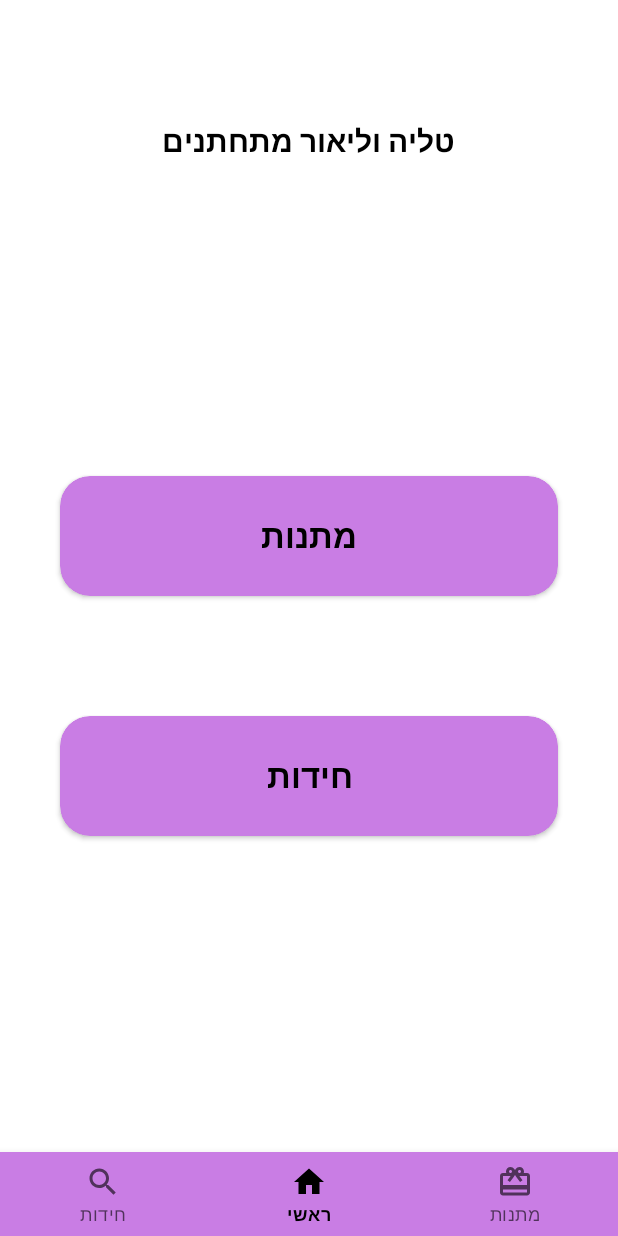
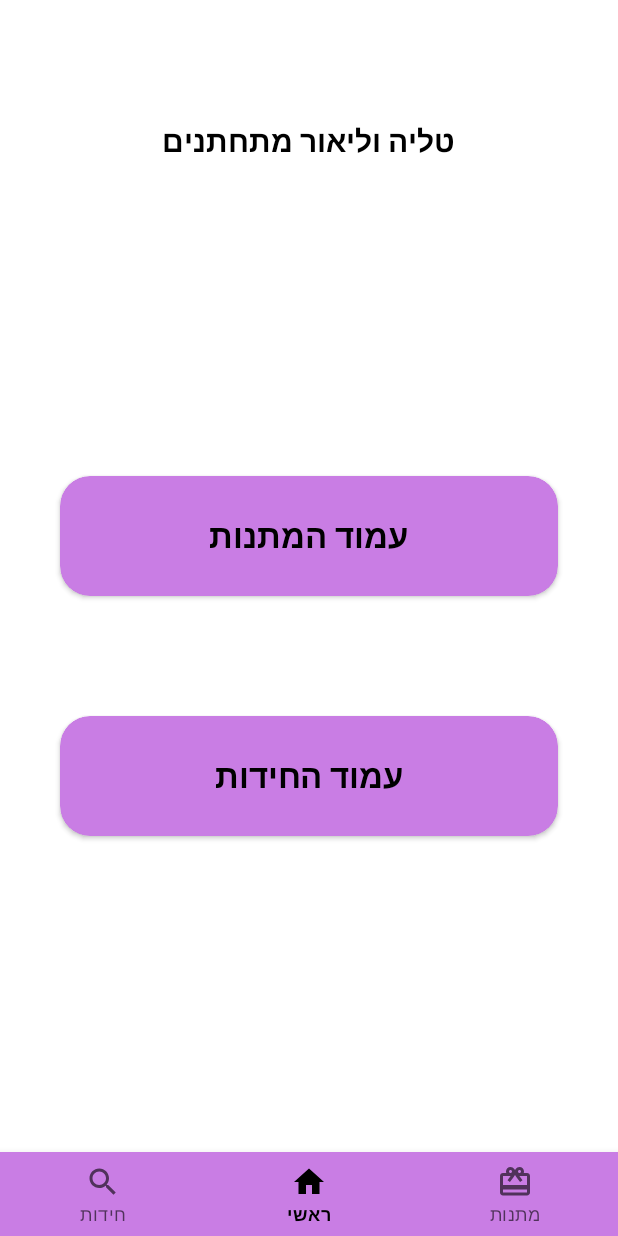
Before and after one commit to MishelK/T-L-Wedding, an Android app: the screen it shows after launch (MainActivity), on a phone screen of 412 x 824 dp. Run offline under Robolectric (Android 15) with nearby library versions, the light colour scheme and no system bars.

Commit message:
Code cleanup

```diff
--- a/app/src/main/res/layout/fragment_riddles.xml
+++ b/app/src/main/res/layout/fragment_riddles.xml
@@ -18,7 +18,7 @@
             android:id="@+id/tvTitle"
             android:layout_width="match_parent"
             android:layout_height="wrap_content"
-            android:text="Riddles Page"
+            android:text="@string/fragment_riddles_title"
             android:textSize="26dp"
             android:layout_gravity="center"
             android:gravity="center"
@@ -36,7 +36,7 @@
         android:layout_alignParentBottom="true"
         android:layout_marginTop="-2dp"
         android:layout_marginBottom="2dp"
-        android:paddingVertical="20dp"
+        android:paddingVertical="10dp"
         android:paddingHorizontal="10dp"/>
 
 </RelativeLayout>
--- a/app/src/main/res/values/strings.xml
+++ b/app/src/main/res/values/strings.xml
@@ -6,7 +6,7 @@
     <string name="navigation_greetings">ברכות</string>
     <string name="navigation_main">ראשי</string>
     <string name="navigation_presents">מתנות</string>
-    <string name="fragment_main_riddles_btn">חידות</string>
-    <string name="fragment_main_gifts_btn">מתנות</string>
-    <string name="fragment_main_greetings_btn">ברכות</string>
+    <string name="fragment_main_riddles_btn">עמוד החידות</string>
+    <string name="fragment_main_gifts_btn">עמוד המתנות</string>
+    <string name="fragment_riddles_title">עמוד החידות</string>
 </resources>
```
Also changed, not shown: app/src/main/java/com/mishelk/talia_lior_wedding/fragments/RiddlesFragment.kt (line endings or trailing spaces).
